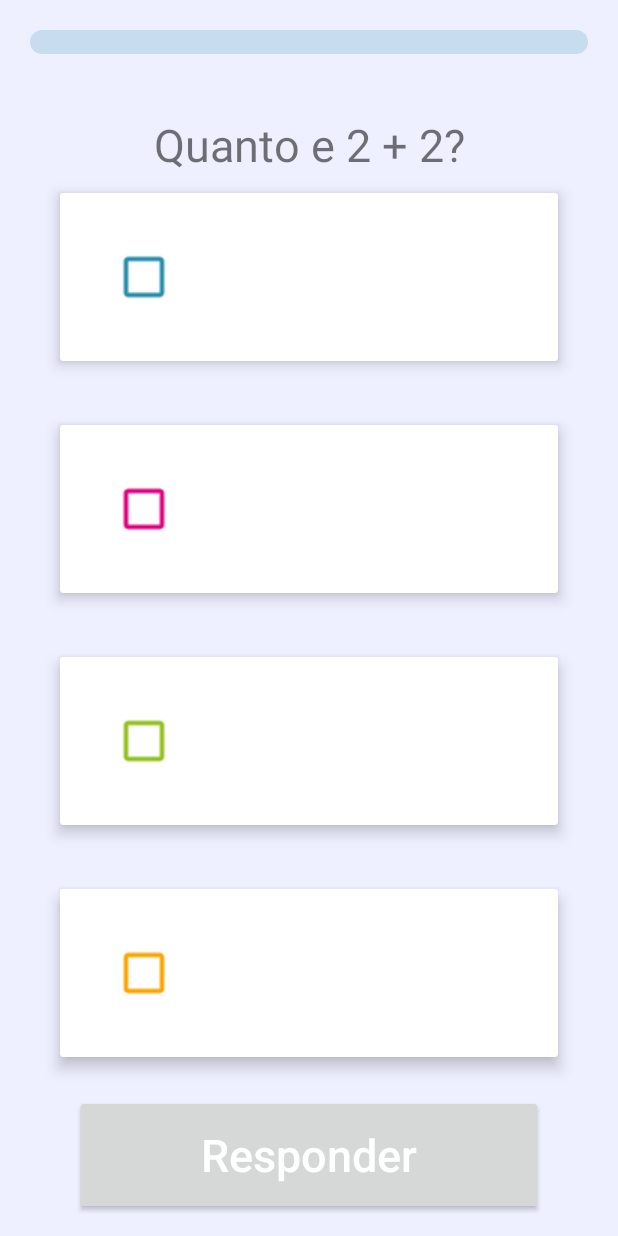
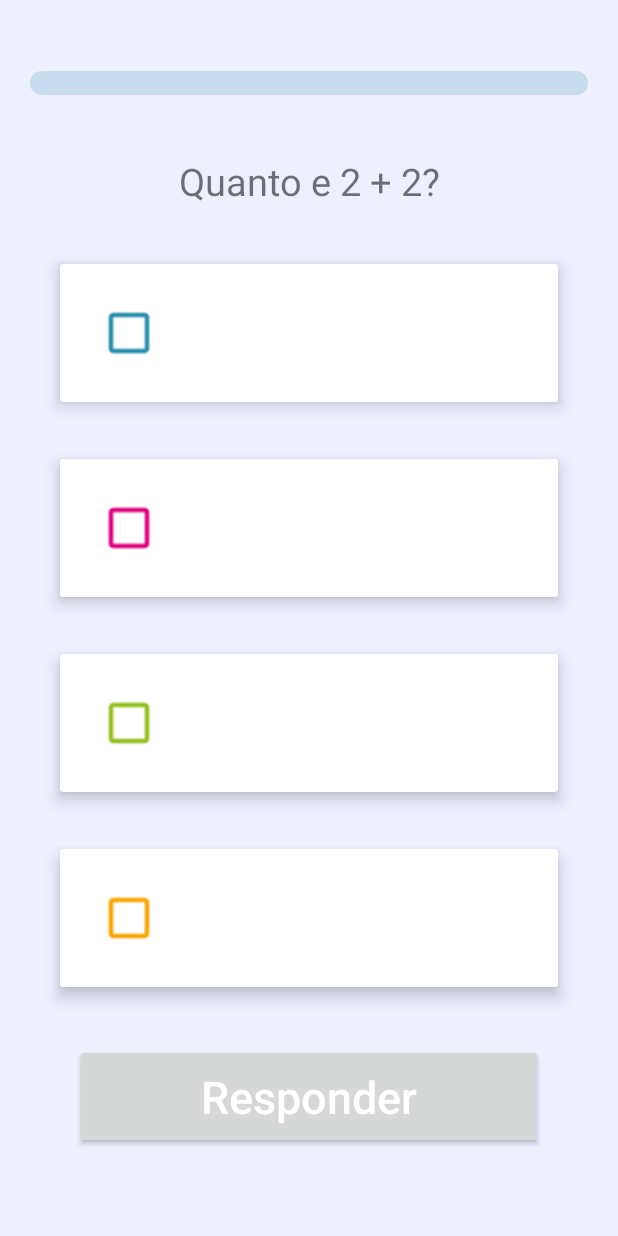
Before and after one commit to lrmvasconcelos/circuito_pucminas, an Android app: the layout question_fragment.xml on its own in the app's theme, with its tools: preview values and no code run, on a phone screen of 412 x 824 dp. Run offline under Robolectric (Android 15) with nearby library versions, the phone set to English and light mode, and no system bars.

Commit message:
Questao alterada

```diff
--- a/PucAberta/app/src/main/java/pucaberta/pucminas/com/ui/questions/QuestionFragment.kt
+++ b/PucAberta/app/src/main/java/pucaberta/pucminas/com/ui/questions/QuestionFragment.kt
@@ -86,6 +86,9 @@ class QuestionFragment : Fragment() {
         viewModel.scoreLiveData.observe(this, Observer {
             Navigation.findNavController(activity!!, R.id.myFragment)
                     .navigate(R.id.action_questionFragment_to_resultFragment)
+        })
+        viewModel.timeLiveData.observe(this, Observer {
+            timer.text = it
         })
     }
 
--- a/PucAberta/app/src/main/res/layout/question_fragment.xml
+++ b/PucAberta/app/src/main/res/layout/question_fragment.xml
@@ -13,6 +13,17 @@
         android:background="@color/white_grey"
         tools:ignore="ScrollViewSize">
 
+        <TextView
+            android:id="@+id/timer"
+            android:layout_width="wrap_content"
+            android:layout_height="wrap_content"
+            android:layout_marginStart="8dp"
+            android:layout_marginTop="8dp"
+            android:layout_marginEnd="8dp"
+            app:layout_constraintEnd_toEndOf="parent"
+            app:layout_constraintStart_toStartOf="parent"
+            app:layout_constraintTop_toTopOf="parent" />
+
         <ProgressBar
             android:id="@+id/progressBar"
             style="?android:attr/progressBarStyleHorizontal"
@@ -25,14 +36,16 @@
             android:progressDrawable="@drawable/progress_bar_rounded"
             app:layout_constraintEnd_toEndOf="parent"
             app:layout_constraintStart_toStartOf="parent"
-            app:layout_constraintTop_toTopOf="parent" />
+            app:layout_constraintTop_toBottomOf="@id/timer" />
 
         <LinearLayout
             android:id="@+id/questionsContainer"
             android:layout_width="match_parent"
             android:layout_height="0dp"
+            android:layout_marginBottom="8dp"
+            android:background="@color/white_grey"
             android:orientation="vertical"
-            android:background="@color/white_grey"
+            app:layout_constraintBottom_toBottomOf="parent"
             app:layout_constraintEnd_toEndOf="parent"
             app:layout_constraintStart_toStartOf="parent"
             app:layout_constraintTop_toBottomOf="@id/progressBar">
@@ -52,6 +65,7 @@
                 android:layout_width="match_parent"
                 android:layout_height="0dp"
                 android:layout_weight="1" />
+
 
             <android.support.v7.widget.CardView
                 android:layout_width="match_parent"
@@ -95,7 +109,6 @@
                 android:layout_width="match_parent"
                 android:layout_height="wrap_content"
                 android:layout_marginStart="@dimen/answer_margin_horizontal"
-                android:layout_marginTop="@dimen/answer_margin_to"
                 android:layout_marginEnd="@dimen/answer_margin_horizontal"
                 app:cardCornerRadius="@dimen/card_radius"
                 app:cardElevation="@dimen/card_elevation">
@@ -134,7 +147,6 @@
                 android:layout_width="match_parent"
                 android:layout_height="wrap_content"
                 android:layout_marginStart="@dimen/answer_margin_horizontal"
-                android:layout_marginTop="@dimen/answer_margin_to"
                 android:layout_marginEnd="@dimen/answer_margin_horizontal"
                 app:cardCornerRadius="@dimen/card_radius"
                 app:cardElevation="@dimen/card_elevation">
@@ -173,7 +185,6 @@
                 android:layout_width="match_parent"
                 android:layout_height="wrap_content"
                 android:layout_marginStart="@dimen/answer_margin_horizontal"
-                android:layout_marginTop="@dimen/answer_margin_to"
                 android:layout_marginEnd="@dimen/answer_margin_horizontal"
                 app:cardCornerRadius="@dimen/card_radius"
                 app:cardElevation="@dimen/card_elevation">
@@ -206,15 +217,15 @@
             <View
                 android:layout_width="match_parent"
                 android:layout_height="0dp"
-                android:layout_weight="2" />
+                android:layout_weight="1" />
 
             <Button
                 android:id="@+id/btnAnswer"
                 android:layout_width="match_parent"
                 android:layout_height="@dimen/btn_height"
+                android:layout_marginStart="@dimen/btn_margin"
+                android:layout_marginEnd="@dimen/btn_margin"
                 android:layout_marginBottom="@dimen/btn_margin"
-                android:layout_marginEnd="@dimen/btn_margin"
-                android:layout_marginStart="@dimen/btn_margin"
                 android:text="@string/btn_answer_text"
                 android:textAllCaps="false"
                 android:textColor="@color/buttonFontColor"
--- a/PucAberta/app/src/main/res/raw/questions.json
+++ b/PucAberta/app/src/main/res/raw/questions.json
@@ -582,7 +582,7 @@
         },
         {
           "id": 7,
-          "enunciado": "Qual destes animais não sua",
+          "enunciado": "Qual destes animais não transpira?",
           "questoes": [
             {
               "id": 0,
--- a/PucAberta/app/src/main/res/values/dimens.xml
+++ b/PucAberta/app/src/main/res/values/dimens.xml
@@ -7,17 +7,17 @@
     <dimen name="enter_code_edv_width">300dp</dimen>
     <dimen name="enter_code_edv_size">50sp</dimen>
 
-    <dimen name="btn_height">80dp</dimen>
+    <dimen name="btn_height">70dp</dimen>
     <dimen name="btn_margin">50dp</dimen>
     <dimen name="btn_text_size">30sp</dimen>
 
     <dimen name="question_margin_top">40dp</dimen>
     <dimen name="question_margin_horizontal">50dp</dimen>
-    <dimen name="question_text_size">30sp</dimen>
+    <dimen name="question_text_size">25sp</dimen>
 
-    <dimen name="check_box_margin">40dp</dimen>
+    <dimen name="check_box_margin">30dp</dimen>
 
-    <dimen name="answer_text_size">30sp</dimen>
+    <dimen name="answer_text_size">20sp</dimen>
 
     <dimen name="answer_margin_to">30dp</dimen>
     <dimen name="answer_margin_horizontal">40dp</dimen>
--- a/PucAberta/build.gradle
+++ b/PucAberta/build.gradle
@@ -8,7 +8,7 @@ buildscript {
         jcenter()
     }
     dependencies {
-        classpath 'com.android.tools.build:gradle:3.3.0-alpha12'
+        classpath 'com.android.tools.build:gradle:3.3.0-alpha13'
         classpath "org.jetbrains.kotlin:kotlin-gradle-plugin:$kotlin_version"
         // NOTE: Do not place your application dependencies here; they belong
         // in the individual module build.gradle files
```
Also changed, not shown: PucAberta/app/src/main/java/pucaberta/pucminas/com/ui/questions/QuestionViewModel.kt (+43 -0 lines).
